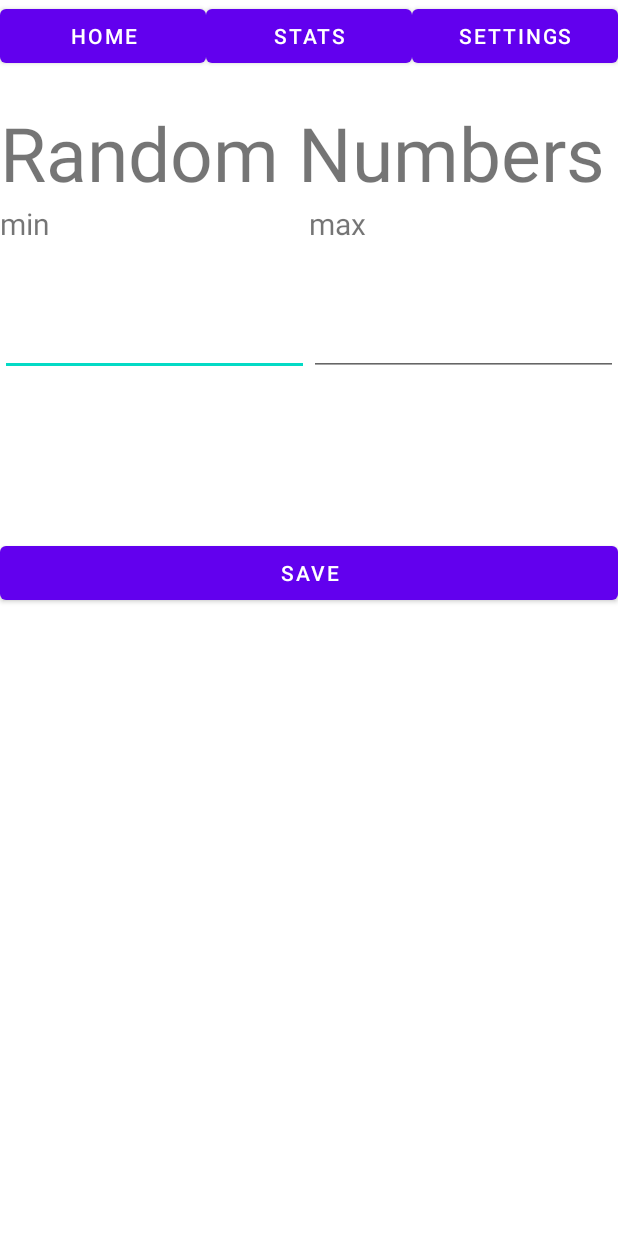
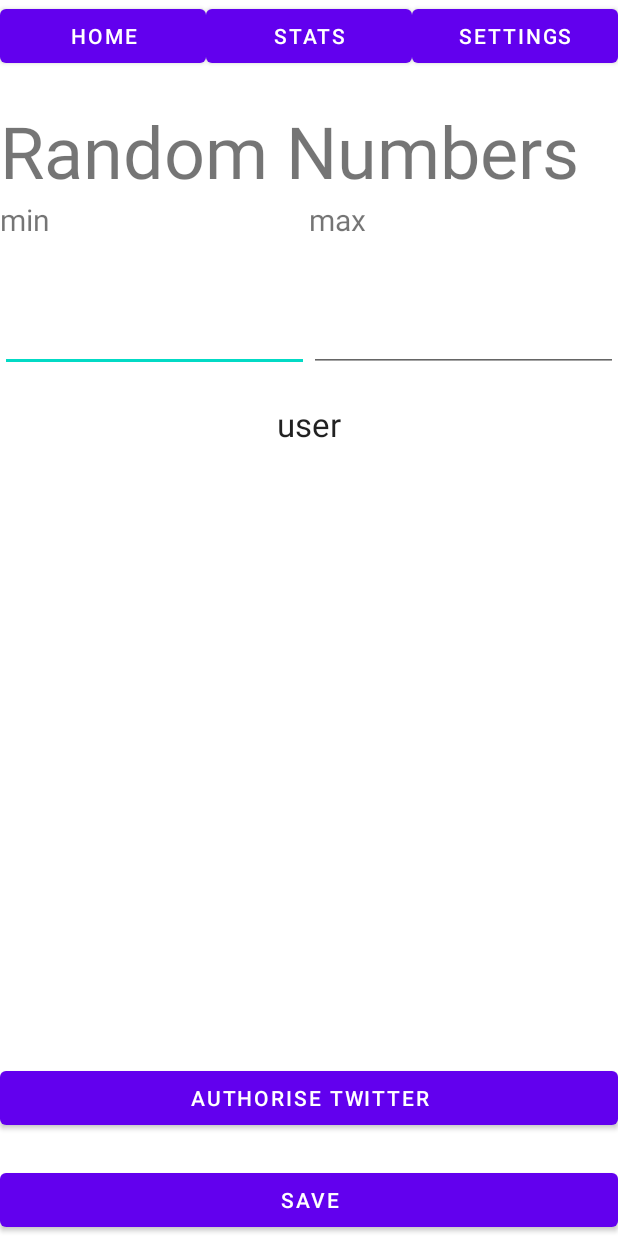
Before and after one commit to Mr-Scribbles/The_Numbers_Game, an Android app: the layout activity_settings.xml on its own in the app's theme, with its tools: preview values and no code run, on a phone screen of 412 x 824 dp. Run offline under Robolectric (Android 15) with nearby library versions, the phone set to English and light mode, and no system bars.

Commit message:
Twitter integration

```diff
--- a/app/build.gradle
+++ b/app/build.gradle
@@ -33,6 +33,7 @@ dependencies {
     implementation 'com.google.android.material:material:1.6.0'
     implementation 'androidx.constraintlayout:constraintlayout:2.1.3'
     testImplementation 'junit:junit:4.13.2'
+    api 'org.twitter4j:twitter4j-core:4.0.7'
     androidTestImplementation 'androidx.test.ext:junit:1.1.3'
     androidTestImplementation 'androidx.test.espresso:espresso-core:3.4.0'
 }
--- a/app/src/main/AndroidManifest.xml
+++ b/app/src/main/AndroidManifest.xml
@@ -4,6 +4,7 @@
     package="com.example.thenumbersgame">
 
     <uses-permission android:name="android.permission.READ_EXTERNAL_STORAGE" />
+    <uses-permission android:name="android.permission.INTERNET"/>
 
     <application
         android:allowBackup="true"
--- a/app/src/main/res/layout/activity_settings.xml
+++ b/app/src/main/res/layout/activity_settings.xml
@@ -46,7 +46,7 @@
         android:layout_width="match_parent"
         android:layout_height="wrap_content"
         android:text="Random Numbers"
-        android:textSize="50dp" />
+        android:textSize="48dp" />
 
     <TableRow
         android:layout_width="match_parent"
@@ -97,10 +97,27 @@
         android:layout_height="20dp" />
 
     <TextView
+        android:text="user"
+        android:textAppearance="@style/TextAppearance.AppCompat.Large"
+        android:textAlignment="center"
+        android:id="@+id/user_info"
+        android:layout_width="match_parent"
+        android:layout_height="0dp"
+        android:layout_weight="1"
+        tools:ignore="HardcodedText" />
+
+
+    <Space
+        android:layout_width="wrap_content"
+        android:layout_height="20dp" />
+
+    <Button
+        android:id="@+id/auth"
+        android:onClick="Auth"
         android:layout_width="match_parent"
         android:layout_height="wrap_content"
-        android:text=""
-        android:textSize="50sp" />
+        android:text="Authorise Twitter"
+        tools:ignore="OnClick" />
 
     <Space
         android:layout_width="wrap_content"
--- a/app/src/main/res/layout/activity_stats.xml
+++ b/app/src/main/res/layout/activity_stats.xml
@@ -144,6 +144,7 @@
 
     <Button
         android:id="@+id/share"
+        android:onClick="shareClicked"
         android:layout_width="match_parent"
         android:layout_height="wrap_content"
         android:text="@string/share_on_twitter" />
--- /dev/null
+++ b/app/src/main/resources/twitter4j.properties
@@ -0,0 +1,5 @@
+debug=true
+oauth.consumerKey=COJmbfyLrsQtN3zmESIzXjZQf
+oauth.consumerSecret=Yd4Sz5d3GPCEZNdujnIIxHJaiwIVpUZWlKDCOkJg9QF0MpNOo6
+oauth.accessToken=1250966422458527745-XBMhOAaSDDUHggUfWwNxVpzm31znBd
+oauth.accessTokenSecret=Z8SM49sY8fFdHu6flZT5GTzzxFrLlAQHHYbx6pwrJtz37
```
Also changed, not shown: app/src/main/java/com/example/thenumbersgame/Authenticate.java (added, +84 -0 lines), app/src/main/java/com/example/thenumbersgame/Background.java (added, +8 -0 lines), app/src/main/java/com/example/thenumbersgame/GameActivity.java (+9 -6 lines), app/src/main/java/com/example/thenumbersgame/MainActivity.java (+10 -3 lines), app/src/main/java/com/example/thenumbersgame/SettingsActivity.java (+81 -0 lines), app/src/main/java/com/example/thenumbersgame/StatsActivity.java (+27 -4 lines), 1 other file.
